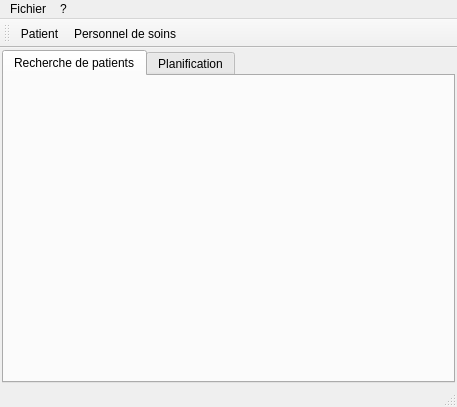
Before: the Qt Designer form QT/TP1/Introduction/mainwindow.ui in RakSrinaNa/DI4---QT, drawn with Qt 5.
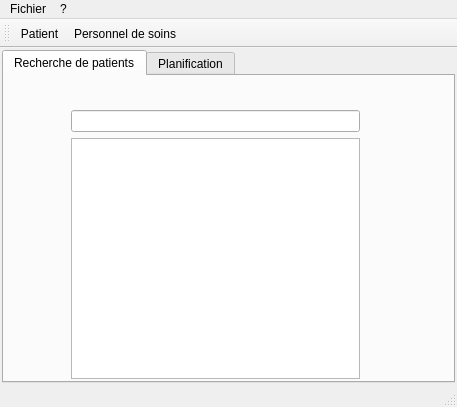
After: the same form once the commit is applied.

The edit to the form file:
```diff
--- a/QT/TP1/Introduction/mainwindow.ui
+++ b/QT/TP1/Introduction/mainwindow.ui
@@ -75,6 +75,27 @@
        <attribute name="title">
         <string>Recherche de patients</string>
        </attribute>
+       <widget class="QWidget" name="verticalLayoutWidget">
+        <property name="geometry">
+         <rect>
+          <x>56</x>
+          <y>23</y>
+          <width>311</width>
+          <height>291</height>
+         </rect>
+        </property>
+        <layout class="QVBoxLayout" name="verticalLayout_2" stretch="0,0">
+         <property name="sizeConstraint">
+          <enum>QLayout::SetMaximumSize</enum>
+         </property>
+         <item>
+          <widget class="QLineEdit" name="lineEdit"/>
+         </item>
+         <item>
+          <widget class="QTableView" name="tableView"/>
+         </item>
+        </layout>
+       </widget>
       </widget>
       <widget class="QWidget" name="tab_2">
        <attribute name="title">
```
